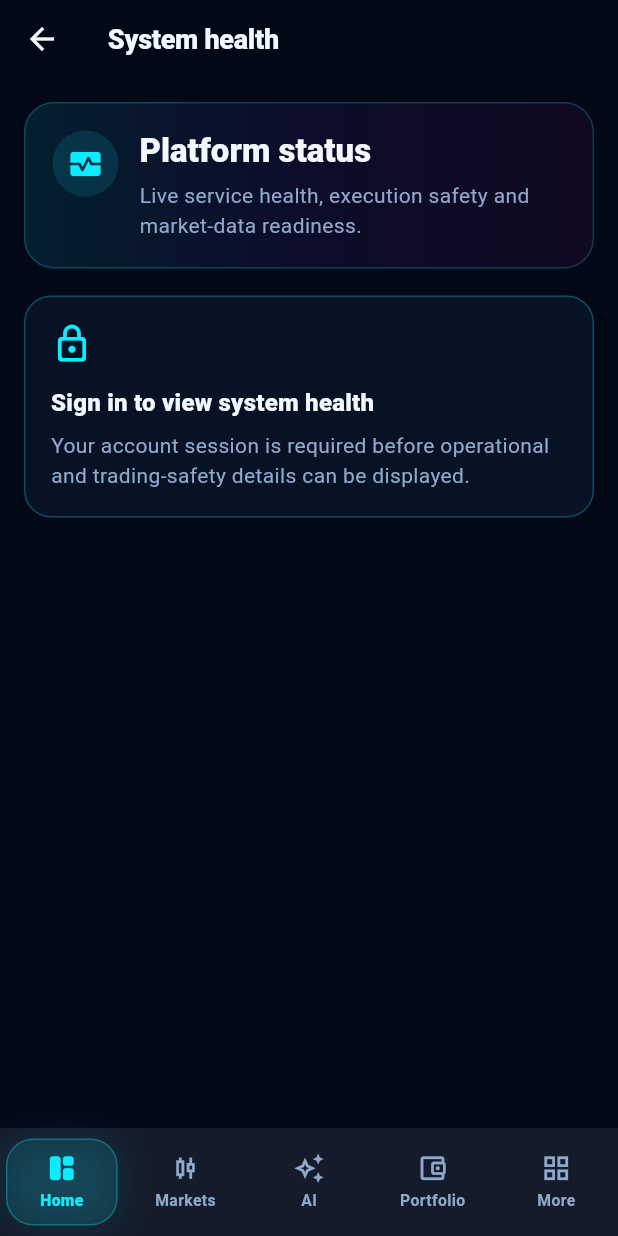
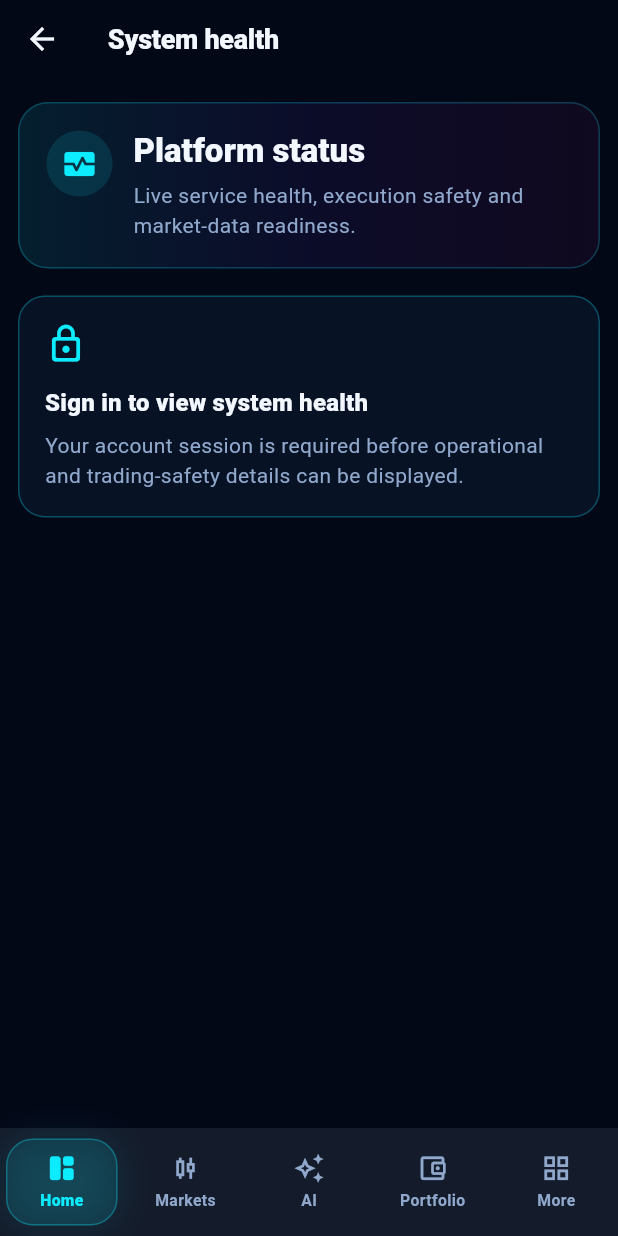
Before and after one commit to operationReact/AiTradingSystem, a Flutter app: the OperationsHealthPage screen opened by its route, on a phone screen of 412 x 824 dp. Run offline on Flutter 3.47's test engine with Material 3 defaults, Android fonts, the phone set to English and light mode, and no system bars.

Commit message:
V2-UI: add compact phone layout metrics

```diff
--- a/apps/trading_client/lib/src/core/widgets/responsive_layout.dart
+++ b/apps/trading_client/lib/src/core/widgets/responsive_layout.dart
@@ -10,6 +10,8 @@ abstract final class ResponsiveLayout {
     return ResponsiveClass.desktop;
   }
 
+  static bool isCompactPhone(double width, double height) => width < mobileBreakpoint && height <= 920;
+
   static int workspaceColumns(double width) => switch (classify(width)) {
         ResponsiveClass.mobile => 1,
         ResponsiveClass.adaptive => 2,
@@ -17,22 +19,30 @@ abstract final class ResponsiveLayout {
       };
 
   static int metricColumns(double width) => switch (classify(width)) {
-        ResponsiveClass.mobile => 1,
+        ResponsiveClass.mobile => width >= 360 ? 2 : 1,
         ResponsiveClass.adaptive => 2,
         ResponsiveClass.desktop => 4,
       };
 
   static double horizontalPadding(double width) => switch (classify(width)) {
-        ResponsiveClass.mobile => width <= 320 ? 0 : 16,
+        ResponsiveClass.mobile => width <= 320 ? 10 : 12,
         ResponsiveClass.adaptive => 24,
         ResponsiveClass.desktop => 56,
       };
 
+  static double topPadding(double width) => classify(width) == ResponsiveClass.mobile ? 10 : 20;
+
+  static double sectionGap(double width) => classify(width) == ResponsiveClass.mobile ? 12 : 18;
+
+  static double cardPadding(double width) => classify(width) == ResponsiveClass.mobile ? 14 : 20;
+
   static double heroPadding(double width) => switch (classify(width)) {
-        ResponsiveClass.mobile => 24,
-        ResponsiveClass.adaptive => 32,
-        ResponsiveClass.desktop => 40,
+        ResponsiveClass.mobile => 14,
+        ResponsiveClass.adaptive => 26,
+        ResponsiveClass.desktop => 36,
       };
+
+  static double heroRadius(double width) => classify(width) == ResponsiveClass.mobile ? 18 : 24;
 
   static double contentMaxWidth(double width) => switch (classify(width)) {
         ResponsiveClass.mobile => double.infinity,
```
